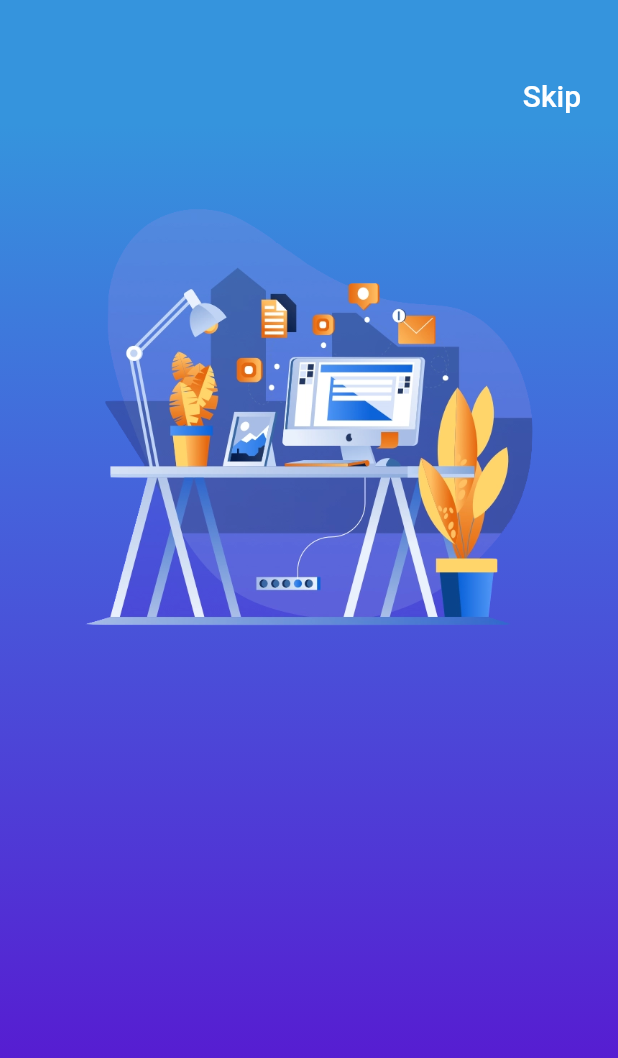
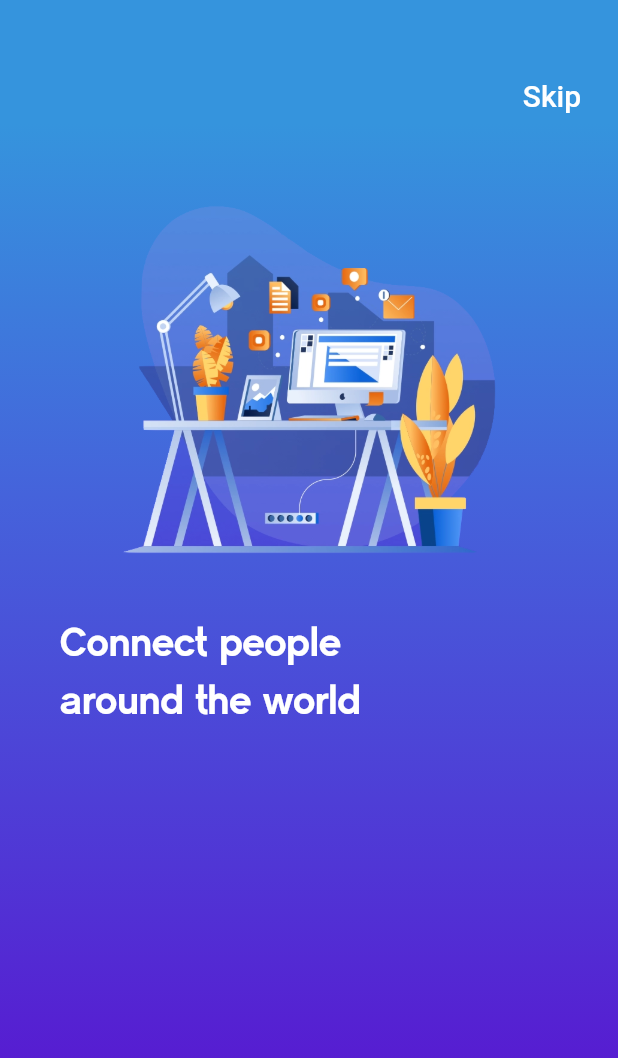
Before and after one commit to Nikuspokus/onBoarding, a Flutter app: the screen it shows after launch, on a phone screen of 412 x 824 dp. Shown: the top 1058 px of the screen. Run offline on Flutter 3.47's test engine with Material 2 defaults, Android fonts, the phone set to English and light mode, and no system bars.

Commit message:
1.26 min du tuto onboarding

```diff
--- a/lib/screens/onboarding_screen.dart
+++ b/lib/screens/onboarding_screen.dart
@@ -1,5 +1,6 @@
 import 'package:flutter/material.dart';
 import 'package:flutter/services.dart';
+import 'package:flutter_onboarding_ui/utilities/style.dart';
 
 class OnboardingScreen extends StatefulWidget {
   @override
@@ -69,10 +70,16 @@ class _OnboardingScreenState extends State<OnboardingScreen> {
                                 image: AssetImage(
                                   'assets/images/onboarding0.png',
                                 ),
-                                height: 300.0,
-                                width: 300.0,
+                                height: 250.0,
+                                width: 250.0,
                               ),
                             ),
+                            SizedBox(height: 30.0),
+                            Text(
+                              "Connect people\naround the world",
+                              style: kTitleStyle,
+                            ),
+                            SizedBox(height: 15.0),
                           ],
                         ),
                       ),
```
